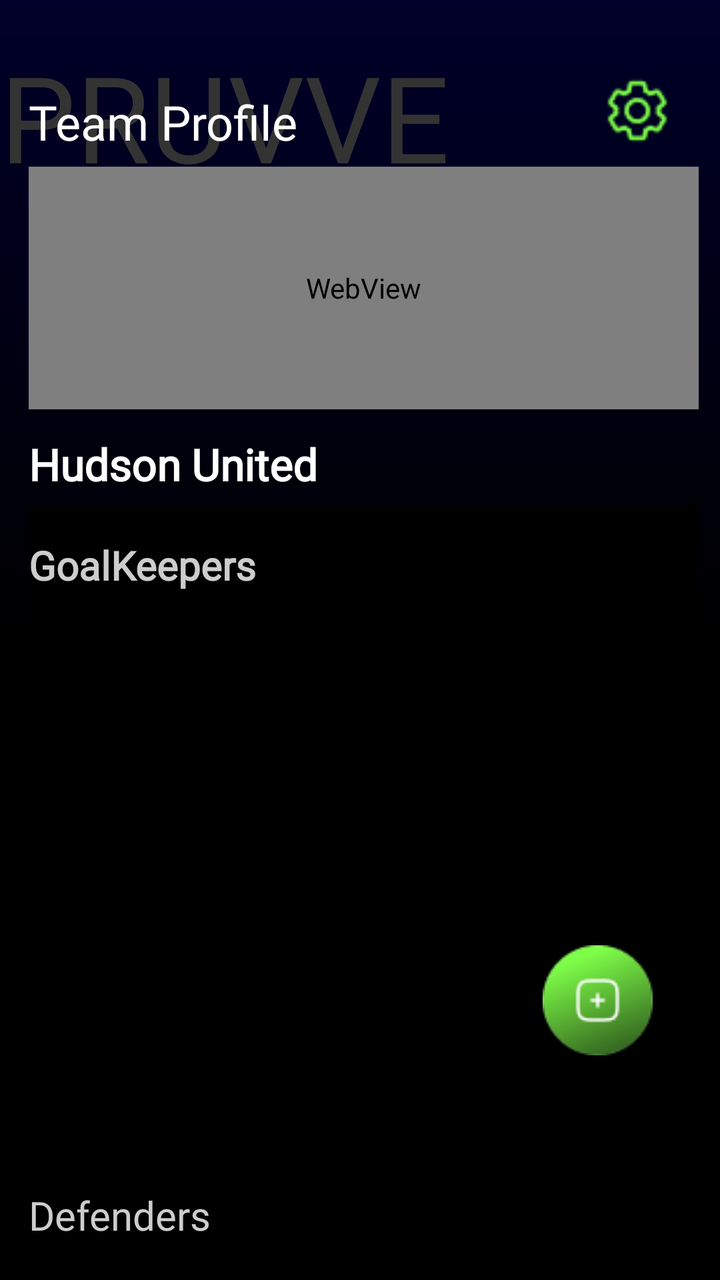
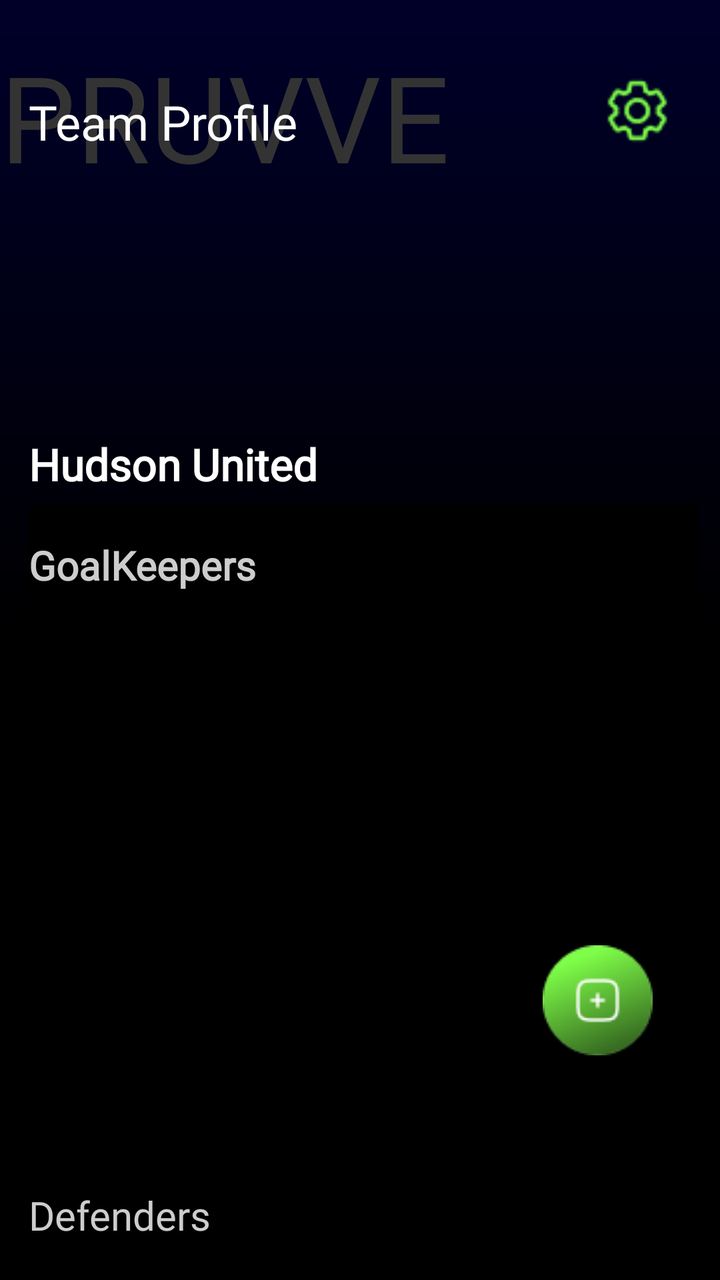

Screens rendered from an Android XML layout before and after an edit, with the pre-edit source and the edit as a unified diff.
<!-- AndroidManifest.xml: application theme Theme.Pruvve -->
<!-- res/layout/fragment_teams.xml -->
<?xml version="1.0" encoding="utf-8"?>
<androidx.constraintlayout.widget.ConstraintLayout xmlns:android="http://schemas.android.com/apk/res/android"
    xmlns:app="http://schemas.android.com/apk/res-auto"
    xmlns:tools="http://schemas.android.com/tools"
    android:layout_width="match_parent"
    android:layout_height="match_parent"
    android:background="@drawable/pitch_background"
    tools:context=".TeamsFragment">

    <TextView
        android:id="@+id/pruvve1"
        android:layout_width="match_parent"
        android:layout_height="0dp"
        android:fontFamily="@font/my_rubix_glitch"
        android:text="@string/pruvve"
        android:textColor="@color/dark_gray"
        android:textSize="60sp"
        app:layout_constraintEnd_toEndOf="parent"
        app:layout_constraintStart_toStartOf="parent"
        app:layout_constraintTop_toTopOf="@+id/guideline250" />

    <ImageView
        android:layout_width="0dp"
        android:layout_height="0dp"
        android:src="@drawable/setting_icon"
        android:layout_marginBottom="11dp"
        app:layout_constraintBottom_toTopOf="@+id/guideline248"
        app:layout_constraintEnd_toStartOf="@+id/guideline307"
        app:layout_constraintStart_toStartOf="@+id/guideline308"
        app:layout_constraintTop_toTopOf="@+id/guideline247"
        tools:ignore="ContentDescription" />

    <TextView
        android:id="@+id/textView16"
        android:layout_width="0dp"
        android:layout_height="wrap_content"
        android:fontFamily="@font/my_exo"
        android:text="Team Profile"
        android:textColor="@color/white"
        android:textSize="24sp"
        app:layout_constraintBottom_toTopOf="@+id/guideline248"
        app:layout_constraintEnd_toEndOf="parent"
        app:layout_constraintStart_toStartOf="@+id/guideline284"
        app:layout_constraintTop_toTopOf="@+id/guideline247"
        tools:ignore="HardcodedText" />

    <WebView
        android:id="@+id/wvTeamMembersPfp"
        android:layout_width="0dp"
        android:layout_height="0dp"
        app:layout_constraintBottom_toTopOf="@+id/guideline251"
        app:layout_constraintEnd_toStartOf="@+id/guideline307"
        app:layout_constraintHorizontal_bias="0.0"
        app:layout_constraintStart_toStartOf="@+id/guideline284"
        app:layout_constraintTop_toTopOf="@+id/guideline248"
        app:layout_constraintVertical_bias="0.0" />

    <TextView
        android:id="@+id/tvTeamAssigned"
        android:layout_width="0dp"
        android:layout_height="wrap_content"
        android:fontFamily="@font/my_exo"
        android:gravity="start"
        android:text="Hudson United"
        android:textColor="@color/white"
        android:textSize="22sp"
        android:textStyle="bold"
        app:layout_constraintBottom_toTopOf="@+id/guideline255"
        app:layout_constraintEnd_toEndOf="parent"
        app:layout_constraintStart_toStartOf="@+id/guideline284"
        app:layout_constraintTop_toTopOf="@+id/guideline254"
        tools:ignore="HardcodedText" />

    <androidx.core.widget.NestedScrollView
        android:id="@+id/nsvTeamMates"
        android:layout_width="0dp"
        android:layout_height="0dp"
        android:background="@color/black"
        app:layout_constraintBottom_toBottomOf="parent"
        app:layout_constraintEnd_toStartOf="@+id/guideline307"
        app:layout_constraintStart_toStartOf="@+id/guideline284"
        app:layout_constraintTop_toTopOf="@+id/guideline255">

        <LinearLayout
            android:layout_width="match_parent"
            android:layout_height="match_parent">

            <androidx.constraintlayout.widget.ConstraintLayout
                android:layout_width="match_parent"
                android:layout_height="1300dp"
                android:layout_marginStart="0dp"
                android:layout_marginEnd="0dp">

                <LinearLayout
                    android:layout_width="0dp"
                    android:layout_height="0dp"
                    android:layout_marginTop="10dp"
                    android:orientation="vertical"
                    app:layout_constraintBottom_toTopOf="@+id/guideline259"
                    app:layout_constraintEnd_toEndOf="parent"
                    app:layout_constraintStart_toStartOf="parent"
                    app:layout_constraintTop_toTopOf="parent">

                    <TextView
                        android:id="@+id/tvGoallees"
                        android:layout_width="match_parent"
                        android:layout_height="match_parent"
                        android:layout_weight="7.0"
                        android:fontFamily="@font/my_exo"
                        android:gravity="center_vertical"
                        android:text="GoalKeepers"
                        android:textColor="@color/light_gray"
                        android:textSize="20sp"
                        android:textStyle="bold"
                        app:layout_constraintBottom_toTopOf="@+id/guideline257"
                        app:layout_constraintEnd_toEndOf="parent"
                        app:layout_constraintStart_toStartOf="parent"
                        app:layout_constraintTop_toTopOf="parent"
                        tools:ignore="HardcodedText" />

                    <androidx.recyclerview.widget.RecyclerView
                        android:id="@+id/rvGoallees"
                        android:layout_width="match_parent"
                        android:layout_height="match_parent"
                        android:layout_marginTop="10dp"
                        android:layout_weight="1"
                        app:layout_constraintBottom_toTopOf="@+id/guideline259"
                        app:layout_constraintEnd_toEndOf="parent"
                        app:layout_constraintStart_toStartOf="parent"
                        app:layout_constraintTop_toTopOf="@+id/guideline257" />
                </LinearLayout>

                <LinearLayout
                    android:id="@+id/linearLayout4"
                    android:layout_width="0dp"
                    android:layout_height="0dp"
                    android:layout_marginTop="10dp"
                    android:orientation="vertical"
                    app:layout_constraintBottom_toTopOf="@+id/guideline257"
                    app:layout_constraintEnd_toEndOf="parent"
                    app:layout_constraintStart_toStartOf="parent"
                    app:layout_constraintTop_toTopOf="@+id/guideline259">

                    <TextView
                        android:id="@+id/tvDefenders"
                        android:layout_width="match_parent"
                        android:layout_height="match_parent"
                        android:layout_weight="7.0"
                        android:fontFamily="@font/my_exo"
                        android:gravity="center_vertical"
                        android:text="Defenders"
                        android:textColor="@color/light_gray"
                        android:textSize="20sp"
                        app:layout_constraintBottom_toTopOf="@+id/guideline257"
                        app:layout_constraintEnd_toEndOf="parent"
                        app:layout_constraintStart_toStartOf="parent"
                        app:layout_constraintTop_toTopOf="parent"
                        tools:ignore="HardcodedText" />

                    <androidx.recyclerview.widget.RecyclerView
                        android:id="@+id/rvDefenders"
                        android:layout_width="match_parent"
                        android:layout_height="match_parent"
                        android:layout_marginTop="10dp"
                        android:layout_weight="1"
                        app:layout_constraintBottom_toTopOf="@+id/guideline259"
                        app:layout_constraintEnd_toEndOf="parent"
                        app:layout_constraintStart_toStartOf="parent"
                        app:layout_constraintTop_toTopOf="@+id/guideline257" />
                </LinearLayout>

                <LinearLayout
                    android:id="@+id/linearLayout5"
                    android:layout_width="0dp"
                    android:layout_height="0dp"
                    android:layout_marginTop="10dp"
                    android:orientation="vertical"
                    app:layout_constraintBottom_toTopOf="@+id/guideline260"
                    app:layout_constraintEnd_toEndOf="parent"
                    app:layout_constraintStart_toStartOf="parent"
                    app:layout_constraintTop_toTopOf="@+id/guideline257">

                    <TextView
                        android:id="@+id/tvMidfielders"
                        android:layout_width="match_parent"
                        android:layout_height="match_parent"
                        android:layout_weight="7.0"
                        android:fontFamily="@font/my_exo"
                        android:gravity="center_vertical"
                        android:text="Midfielders"
                        android:textColor="@color/light_gray"
                        android:textSize="20sp"
                        app:layout_constraintBottom_toTopOf="@+id/guideline257"
                        app:layout_constraintEnd_toEndOf="parent"
                        app:layout_constraintStart_toStartOf="parent"
                        app:layout_constraintTop_toTopOf="parent"
                        tools:ignore="HardcodedText" />

                    <androidx.recyclerview.widget.RecyclerView
                        android:id="@+id/rvMidfielders"
                        android:layout_width="match_parent"
                        android:layout_height="match_parent"
                        android:layout_marginTop="10dp"
                        android:layout_weight="1"
                        app:layout_constraintBottom_toTopOf="@+id/guideline259"
                        app:layout_constraintEnd_toEndOf="parent"
                        app:layout_constraintStart_toStartOf="parent"
                        app:layout_constraintTop_toTopOf="@+id/guideline257" />
                </LinearLayout>

                <LinearLayout
                    android:layout_width="0dp"
                    android:layout_height="0dp"
                    android:orientation="vertical"
                    app:layout_constraintBottom_toBottomOf="parent"
                    app:layout_constraintEnd_toEndOf="parent"
                    app:layout_constraintStart_toStartOf="parent"
                    app:layout_constraintTop_toTopOf="@+id/guideline260">

                    <TextView
                        android:id="@+id/tvStrikers"
                        android:layout_width="match_parent"
                        android:layout_height="match_parent"
                        android:layout_weight="7.0"
                        android:fontFamily="@font/my_exo"
                        android:gravity="center_vertical"
                        android:text="Strikers"
                        android:textColor="@color/light_gray"
                        android:textSize="20sp"
                        app:layout_constraintBottom_toTopOf="@+id/guideline257"
                        app:layout_constraintEnd_toEndOf="parent"
                        app:layout_constraintStart_toStartOf="parent"
                        app:layout_constraintTop_toTopOf="parent"
                        tools:ignore="HardcodedText" />

                    <androidx.recyclerview.widget.RecyclerView
                        android:id="@+id/rvStrikes"
                        android:layout_width="match_parent"
                        android:layout_height="match_parent"
                        android:layout_marginTop="10dp"
                        android:layout_weight="1"
                        app:layout_constraintBottom_toTopOf="@+id/guideline259"
                        app:layout_constraintEnd_toEndOf="parent"
                        app:layout_constraintStart_toStartOf="parent"
                        app:layout_constraintTop_toTopOf="@+id/guideline257" />
                </LinearLayout>

                <androidx.constraintlayout.widget.Guideline
                    android:id="@+id/guideline259"
                    android:layout_width="wrap_content"
                    android:layout_height="wrap_content"
                    android:orientation="horizontal"
                    app:layout_constraintGuide_percent="0.25" />

                <androidx.constraintlayout.widget.Guideline
                    android:id="@+id/guideline257"
                    android:layout_width="wrap_content"
                    android:layout_height="wrap_content"
                    android:orientation="horizontal"
                    app:layout_constraintGuide_percent="0.50" />

                <androidx.constraintlayout.widget.Guideline
                    android:id="@+id/guideline260"
                    android:layout_width="wrap_content"
                    android:layout_height="wrap_content"
                    android:orientation="horizontal"
                    app:layout_constraintGuide_percent="0.75" />

            </androidx.constraintlayout.widget.ConstraintLayout>
        </LinearLayout>
    </androidx.core.widget.NestedScrollView>

    <ImageView
        android:id="@+id/imvAddPlayer"
        android:layout_width="0dp"
        android:layout_height="0dp"
        android:layout_margin="10dp"
        android:src="@drawable/add_post"
        app:layout_constraintBottom_toTopOf="@+id/guideline25"
        app:layout_constraintEnd_toEndOf="parent"
        app:layout_constraintStart_toStartOf="@+id/guideline6"
        app:layout_constraintTop_toTopOf="@+id/guideline23"
        tools:ignore="ContentDescription" />

    <androidx.constraintlayout.widget.Guideline
        android:id="@+id/guideline6"
        android:layout_width="wrap_content"
        android:layout_height="wrap_content"
        android:orientation="vertical"
        app:layout_constraintGuide_percent="0.66" />

    <androidx.constraintlayout.widget.Guideline
        android:id="@+id/guideline23"
        android:layout_width="wrap_content"
        android:layout_height="wrap_content"
        android:orientation="horizontal"
        app:layout_constraintGuide_percent="0.723" />

    <androidx.constraintlayout.widget.Guideline
        android:id="@+id/guideline25"
        android:layout_width="wrap_content"
        android:layout_height="wrap_content"
        android:orientation="horizontal"
        app:layout_constraintGuide_percent="0.84" />

    <androidx.constraintlayout.widget.Guideline
        android:id="@+id/guideline247"
        android:layout_width="wrap_content"
        android:layout_height="wrap_content"
        android:orientation="horizontal"
        app:layout_constraintGuide_percent="0.06" />

    <androidx.constraintlayout.widget.Guideline
        android:id="@+id/guideline248"
        android:layout_width="wrap_content"
        android:layout_height="wrap_content"
        android:orientation="horizontal"
        app:layout_constraintGuide_percent="0.13" />

    <androidx.constraintlayout.widget.Guideline
        android:id="@+id/guideline249"
        android:layout_width="wrap_content"
        android:layout_height="wrap_content"
        android:orientation="vertical"
        app:layout_constraintGuide_percent="0.15" />

    <androidx.constraintlayout.widget.Guideline
        android:id="@+id/guideline250"
        android:layout_width="wrap_content"
        android:layout_height="wrap_content"
        android:orientation="horizontal"
        app:layout_constraintGuide_percent="0.028" />

    <androidx.constraintlayout.widget.Guideline
        android:id="@+id/guideline251"
        android:layout_width="wrap_content"
        android:layout_height="wrap_content"
        android:orientation="horizontal"
        app:layout_constraintGuide_percent="0.32" />

    <androidx.constraintlayout.widget.Guideline
        android:id="@+id/guideline252"
        android:layout_width="wrap_content"
        android:layout_height="wrap_content"
        android:orientation="horizontal"
        app:layout_constraintGuide_percent="0.26" />

    <androidx.constraintlayout.widget.Guideline
        android:id="@+id/guideline254"
        android:layout_width="wrap_content"
        android:layout_height="wrap_content"
        android:orientation="horizontal"
        app:layout_constraintGuide_percent="0.33" />

    <androidx.constraintlayout.widget.Guideline
        android:id="@+id/guideline255"
        android:layout_width="wrap_content"
        android:layout_height="wrap_content"
        android:orientation="horizontal"
        app:layout_constraintGuide_percent="0.395" />

    <androidx.constraintlayout.widget.Guideline
        android:id="@+id/guideline284"
        android:layout_width="wrap_content"
        android:layout_height="wrap_content"
        android:orientation="vertical"
        app:layout_constraintGuide_percent="0.04" />

    <androidx.constraintlayout.widget.Guideline
        android:id="@+id/guideline307"
        android:layout_width="wrap_content"
        android:layout_height="wrap_content"
        android:orientation="vertical"
        app:layout_constraintGuide_percent="0.97" />

    <androidx.constraintlayout.widget.Guideline
        android:id="@+id/guideline308"
        android:layout_width="wrap_content"
        android:layout_height="wrap_content"
        android:orientation="vertical"
        app:layout_constraintGuide_percent="0.8" />

</androidx.constraintlayout.widget.ConstraintLayout>
<!-- resources referenced by this layout -->
<resources>
  <color name="black">#FF000000</color>
  <color name="dark_gray">#333333</color>
  <color name="light_gray">#CDCDCD</color>
  <color name="white">#FFFFFFFF</color>
  <!-- drawable add_post: png bitmap (drawable, 4297 bytes) -->
  <!-- drawable pitch_background (drawable) -->
  <?xml version="1.0" encoding="utf-8"?>
  <shape
      xmlns:android="http://schemas.android.com/apk/res/android"
      android:shape="rectangle">
      <gradient android:startColor="@color/black"
          android:endColor="#00002A"
          android:angle="90"
          android:type="linear"
          android:centerColor="@color/black"/>
  
  </shape>
  <!-- drawable setting_icon: png bitmap (drawable, 1050 bytes) -->
  <string name="pruvve">
      PRUVVE
      </string>
  <style name="Theme.Pruvve" parent="Theme.AppCompat.DayNight.DarkActionBar" />
</resources>

<!-- the commit's change to res/layout/fragment_teams.xml (unified diff, before → after) -->
@@ -5,7 +5,7 @@
     android:layout_width="match_parent"
     android:layout_height="match_parent"
     android:background="@drawable/pitch_background"
-    tools:context=".TeamsFragment">
+    tools:context=".fragments.TeamsFragment">
 
     <TextView
         android:id="@+id/pruvve1"
@@ -44,7 +44,7 @@
         app:layout_constraintTop_toTopOf="@+id/guideline247"
         tools:ignore="HardcodedText" />
 
-    <WebView
+    <ImageView
         android:id="@+id/wvTeamMembersPfp"
         android:layout_width="0dp"
         android:layout_height="0dp"
